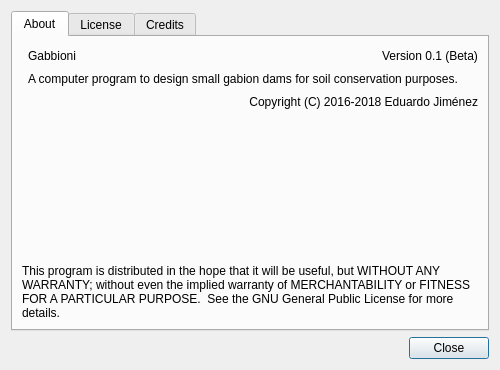
ecoslacker/gabbioni, file aboutdialog.ui: the form before one commit.
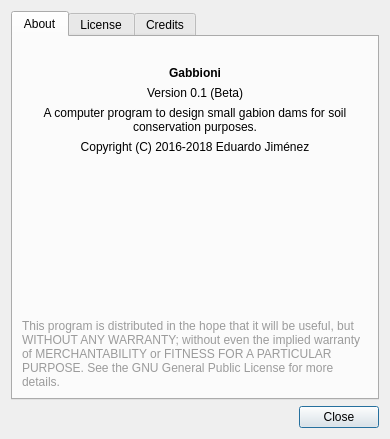
The form after the commit. Icons and pictures are not drawn.

Commit message: Changed style in about dialog

```diff
--- a/aboutdialog.ui
+++ b/aboutdialog.ui
@@ -6,8 +6,8 @@
    <rect>
     <x>0</x>
     <y>0</y>
-    <width>500</width>
-    <height>370</height>
+    <width>390</width>
+    <height>439</height>
    </rect>
   </property>
   <property name="windowTitle">
@@ -27,73 +27,49 @@
       <attribute name="title">
        <string>About</string>
       </attribute>
-      <layout class="QVBoxLayout" name="verticalLayout_2">
-       <item>
-        <layout class="QHBoxLayout" name="horizontalLayout_3">
-         <item>
-          <widget class="QLabel" name="label">
-           <property name="text">
-            <string>&lt;html&gt;&lt;head/&gt;&lt;body&gt;&lt;p&gt;&lt;img src=&quot;://icons/32x32/blockdevice.png&quot;/&gt;&lt;/p&gt;&lt;/body&gt;&lt;/html&gt;</string>
-           </property>
-          </widget>
-         </item>
-         <item>
           <layout class="QVBoxLayout" name="verticalLayout">
            <item>
-            <layout class="QHBoxLayout" name="horizontalLayout">
+        <widget class="QLabel" name="label">
+         <property name="text">
+          <string>&lt;html&gt;&lt;head/&gt;&lt;body&gt;&lt;p&gt;&lt;img src=&quot;://icons/64x64/blockdevice.png&quot;/&gt;&lt;/p&gt;&lt;/body&gt;&lt;/html&gt;</string>
+         </property>
+         <property name="alignment">
+          <set>Qt::AlignCenter</set>
+         </property>
+        </widget>
+       </item>
              <item>
               <widget class="QLabel" name="label_2">
                <property name="text">
-                <string>Gabbioni</string>
+          <string>&lt;html&gt;&lt;head/&gt;&lt;body&gt;&lt;p&gt;&lt;span style=&quot; font-weight:600;&quot;&gt;Gabbioni&lt;/span&gt;&lt;/p&gt;&lt;/body&gt;&lt;/html&gt;</string>
+         </property>
+         <property name="alignment">
+          <set>Qt::AlignCenter</set>
                </property>
               </widget>
              </item>
-             <item>
-              <spacer name="horizontalSpacer">
-               <property name="orientation">
-                <enum>Qt::Horizontal</enum>
-               </property>
-               <property name="sizeHint" stdset="0">
-                <size>
-                 <width>40</width>
-                 <height>20</height>
-                </size>
-               </property>
-              </spacer>
-             </item>
              <item>
               <widget class="QLabel" name="labelVersion">
                <property name="text">
                 <string>Version 0.1 (Beta)</string>
                </property>
-              </widget>
-             </item>
-            </layout>
+         <property name="alignment">
+          <set>Qt::AlignCenter</set>
+         </property>
+        </widget>
            </item>
            <item>
             <widget class="QLabel" name="label_3">
              <property name="text">
               <string>A computer program to design small gabion dams for soil conservation purposes.</string>
              </property>
+         <property name="alignment">
+          <set>Qt::AlignCenter</set>
+         </property>
              <property name="wordWrap">
               <bool>true</bool>
              </property>
             </widget>
-           </item>
-           <item>
-            <layout class="QHBoxLayout" name="horizontalLayout_2">
-             <item>
-              <spacer name="horizontalSpacer_2">
-               <property name="orientation">
-                <enum>Qt::Horizontal</enum>
-               </property>
-               <property name="sizeHint" stdset="0">
-                <size>
-                 <width>40</width>
-                 <height>20</height>
-                </size>
-               </property>
-              </spacer>
              </item>
              <item>
               <widget class="QLabel" name="label_4">
@@ -101,15 +77,9 @@
                 <string>Copyright (C) 2016-2018 Eduardo Jiménez</string>
                </property>
                <property name="alignment">
-                <set>Qt::AlignRight|Qt::AlignTrailing|Qt::AlignVCenter</set>
-               </property>
-              </widget>
-             </item>
-            </layout>
-           </item>
-          </layout>
-         </item>
-        </layout>
+          <set>Qt::AlignCenter</set>
+         </property>
+        </widget>
        </item>
        <item>
         <spacer name="verticalSpacer">
@@ -127,7 +97,7 @@
        <item>
         <widget class="QLabel" name="label_5">
          <property name="text">
-          <string>This program is distributed in the hope that it will be useful, but WITHOUT ANY WARRANTY; without even the implied warranty of MERCHANTABILITY or FITNESS FOR A PARTICULAR PURPOSE.  See the GNU General Public License for more details.</string>
+          <string>&lt;html&gt;&lt;head/&gt;&lt;body&gt;&lt;p&gt;&lt;span style=&quot; color:#9b9b9b;&quot;&gt;This program is distributed in the hope that it will be useful, but WITHOUT ANY WARRANTY; without even the implied warranty of MERCHANTABILITY or FITNESS FOR A PARTICULAR PURPOSE.  See the GNU General Public License for more details.&lt;/span&gt;&lt;/p&gt;&lt;/body&gt;&lt;/html&gt;</string>
          </property>
          <property name="wordWrap">
           <bool>true</bool>
@@ -502,6 +472,9 @@
          <property name="text">
           <string>&lt;html&gt;&lt;head/&gt;&lt;body&gt;&lt;p&gt;&lt;span style=&quot; font-weight:600;&quot;&gt;Programming:&lt;/span&gt;&lt;/p&gt;&lt;/body&gt;&lt;/html&gt;</string>
          </property>
+         <property name="alignment">
+          <set>Qt::AlignCenter</set>
+         </property>
         </widget>
        </item>
        <item>
@@ -509,6 +482,9 @@
          <property name="text">
           <string>Eduardo Jiménez Hernández</string>
          </property>
+         <property name="alignment">
+          <set>Qt::AlignCenter</set>
+         </property>
         </widget>
        </item>
        <item>
@@ -529,6 +505,9 @@
          <property name="text">
           <string>&lt;html&gt;&lt;head/&gt;&lt;body&gt;&lt;p&gt;&lt;span style=&quot; font-weight:600;&quot;&gt;Icons:&lt;/span&gt;&lt;/p&gt;&lt;/body&gt;&lt;/html&gt;</string>
          </property>
+         <property name="alignment">
+          <set>Qt::AlignCenter</set>
+         </property>
         </widget>
        </item>
        <item>
@@ -536,6 +515,9 @@
          <property name="text">
           <string>Open Icon Library</string>
          </property>
+         <property name="alignment">
+          <set>Qt::AlignCenter</set>
+         </property>
         </widget>
        </item>
        <item>
@@ -543,6 +525,12 @@
          <property name="text">
           <string>This program is Free Software. It was developed using Qt5 libraries.</string>
          </property>
+         <property name="alignment">
+          <set>Qt::AlignCenter</set>
+         </property>
+         <property name="wordWrap">
+          <bool>true</bool>
+         </property>
         </widget>
        </item>
       </layout>
```
Lines whose indentation alone changed are shown as unchanged. The commit also changes 2 other files.
